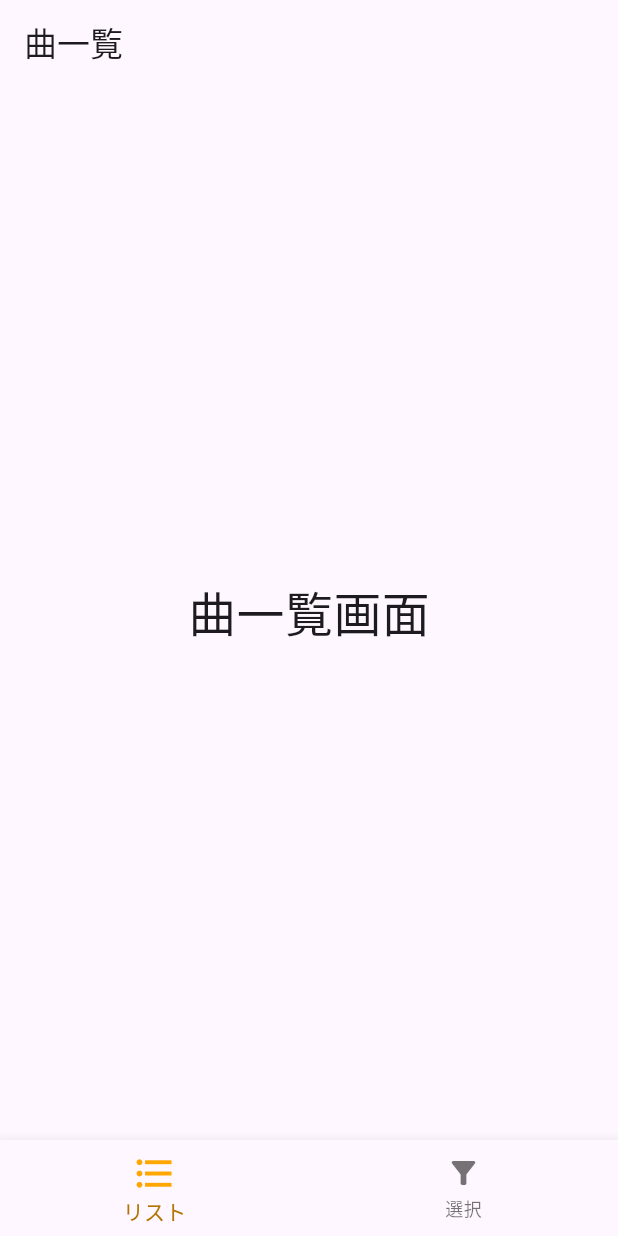
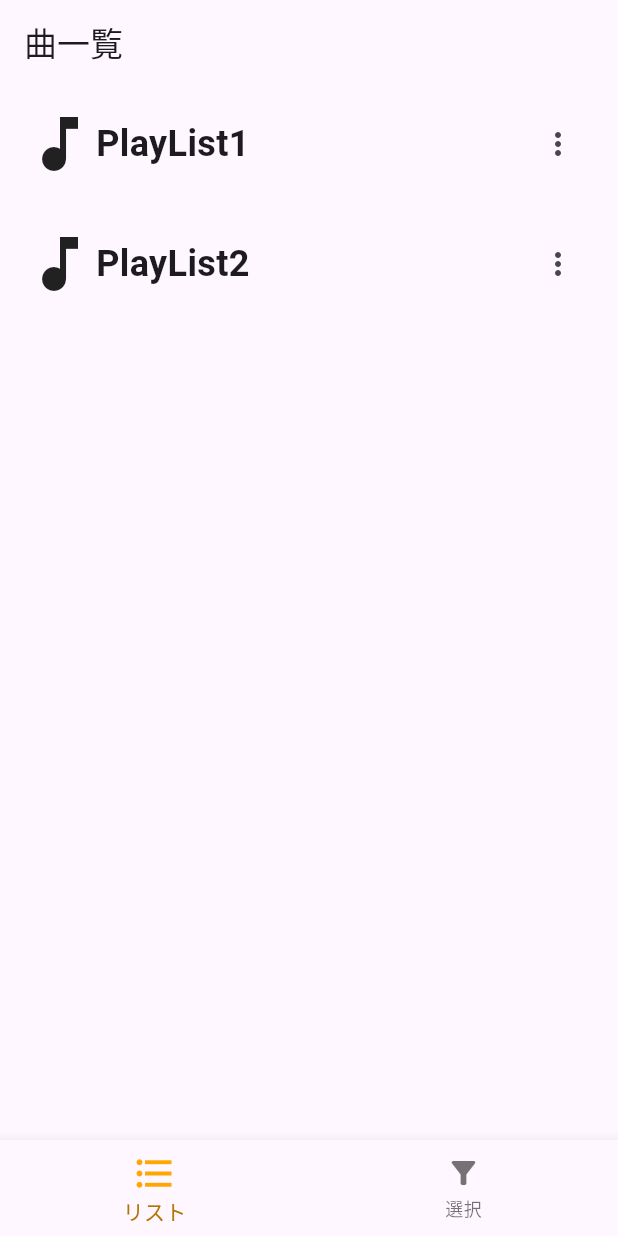
Before and after one commit to tsuchida-y/choose_songs, a Flutter app: the screen it shows after launch, on a phone screen of 412 x 824 dp. Run offline on Flutter 3.47's test engine with Material 3 defaults, Android fonts, the phone set to English and light mode, and no system bars.

Commit message:
Listviewの追加

```diff
--- a/lib/list_page.dart
+++ b/lib/list_page.dart
@@ -2,6 +2,9 @@ import 'package:flutter/material.dart';
 
 class ListPage extends StatelessWidget {
   const ListPage({Key? key}) : super(key: key);
+
+
+  static List<String> playList = ['PlayList1', 'PlayList2'];
 
   @override
   Widget build(BuildContext context) {
@@ -9,8 +12,40 @@ class ListPage extends StatelessWidget {
       appBar: AppBar(
         title: const Text('曲一覧'),
       ),
-      body: const Center(
-          child: Text('曲一覧画面', style: TextStyle(fontSize: 32.0))),
+      body:Center(
+        child:ListView.builder(
+          itemCount: playList.length,
+          itemBuilder: (BuildContext context, int index) {
+          return Container(
+            child:Padding(
+              padding:const EdgeInsets.symmetric(//上下左右に一定の余白を設定
+              horizontal:16,//左右の余白
+              vertical:16,//上下の余白
+            ),
+            child: Row(
+              children: [
+                const Icon(
+                  Icons.music_note,
+                  size:48,
+                ),
+                Text(
+                  playList[index],
+                  style:const TextStyle(
+                    fontSize:24,
+                    fontWeight: FontWeight.bold,//テキストの太さ
+                  ),
+
+                ),
+                const Spacer(),
+                IconButton(
+                  onPressed: (){},
+                  icon:const Icon(Icons.more_vert),
+                ),
+              ]
+            ))
+          );
+        })
+      )
     );
   }
 }
```
